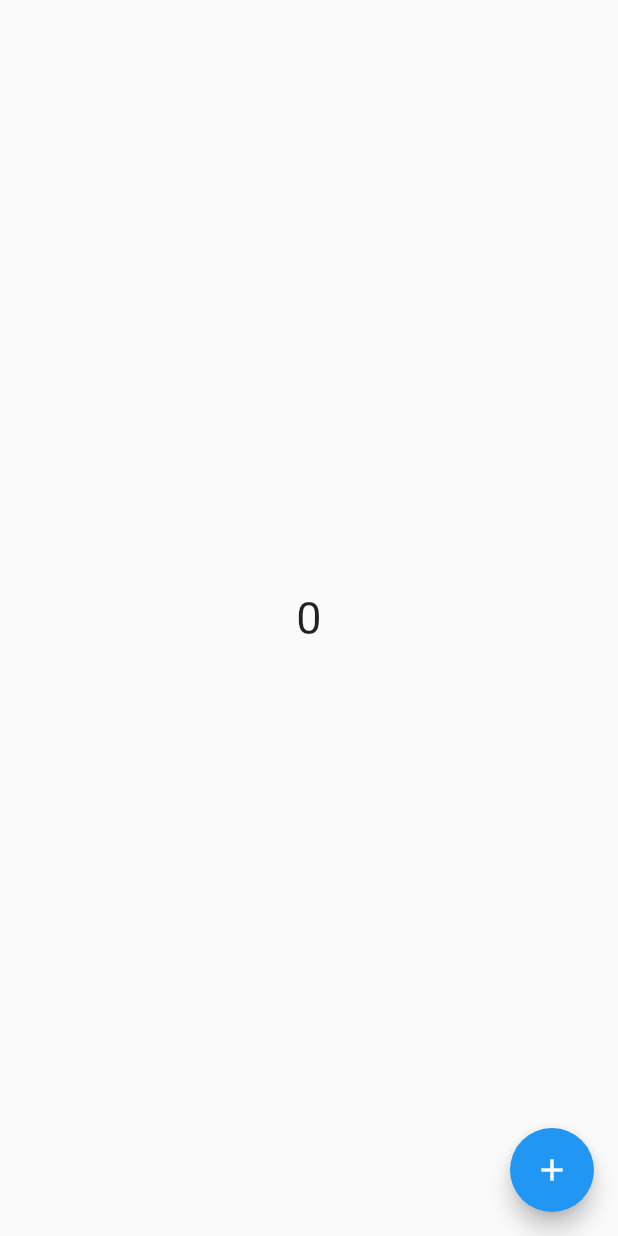
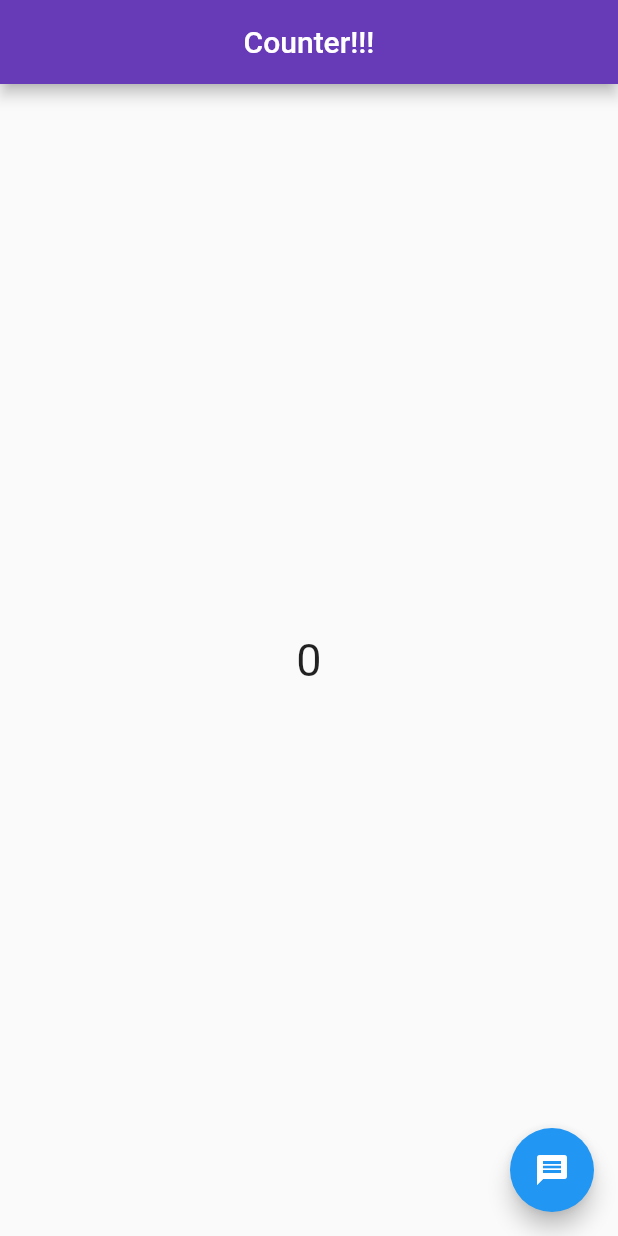
Before and after one commit to KushAynstayn/Project_Flutter, a Flutter app: the screen it shows after launch, on a phone screen of 412 x 824 dp. Run offline on Flutter 3.47's test engine with Material 3 defaults, Android fonts, the phone set to English and light mode, and no system bars.

Commit message:
counter_stateful

```diff
--- a/lib/counter_stateful_demo.dart
+++ b/lib/counter_stateful_demo.dart
@@ -20,19 +20,37 @@ class _CounterStatefulState extends State<CounterStateful> {
 
 
   void increment() {
+    if(mounted){
     setState(() {
       counter++;
     });
+  }
 
     print(counter);
   }
 
   @override
+  void initState() {
+    // TODO: implement initState
+    super.initState();
+  }
+
+  @override
+  void dispose() {
+    // TODO: implement dispose
+    super.dispose();
+  }
+
+  @override
   Widget build(BuildContext context) {
     return Scaffold(
+      appBar: AppBar(
+        title: Text('Counter!!!'),
+        centerTitle: true,
+      ),
       floatingActionButton: FloatingActionButton(
         backgroundColor: widget.buttonColor,
-        child: Icon(Icons.add),
+        child: Icon(Icons.message),
         onPressed: () {
           increment();
         },
```
